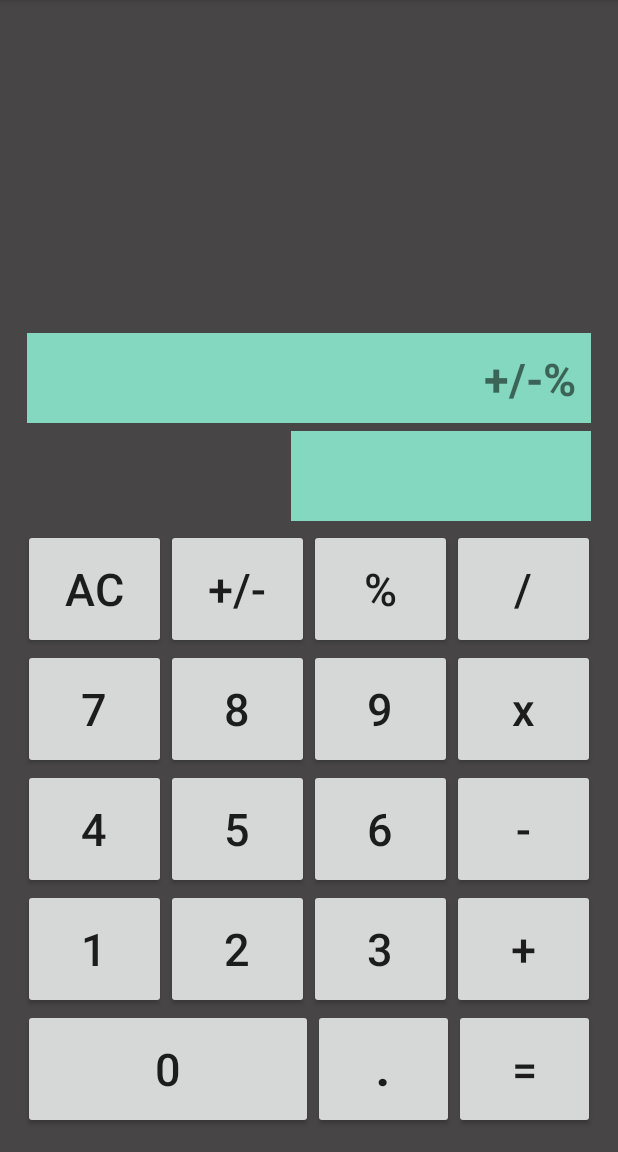
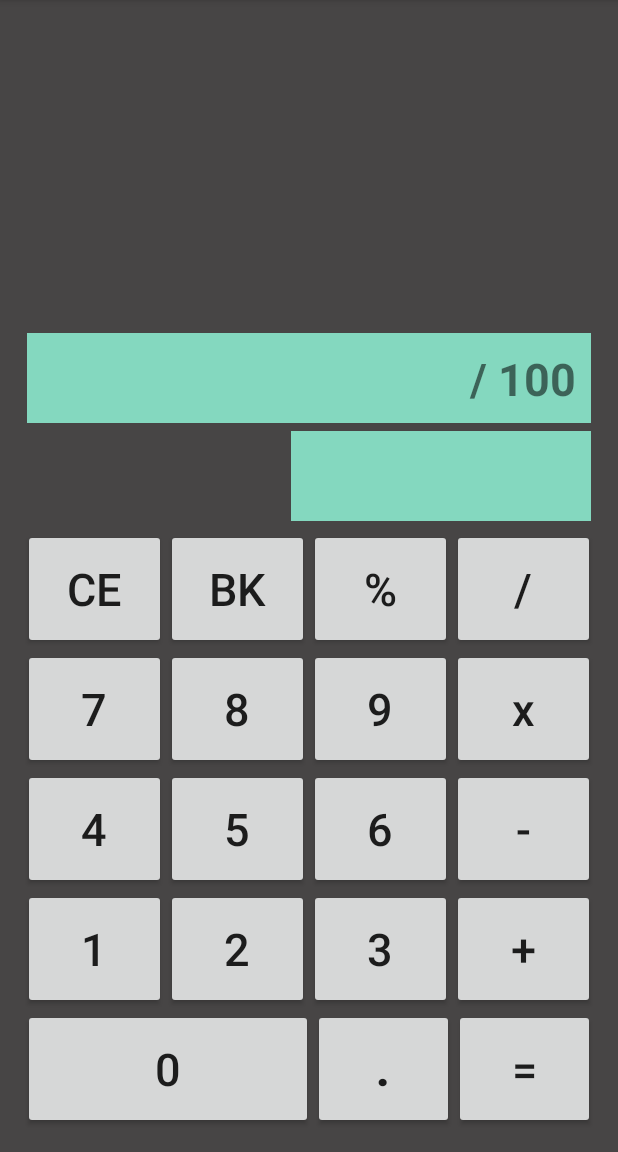
Before and after one commit to kaypeekillz/Android-Calculator, an Android app: the screen it shows after launch (MainActivity), after a tap on an icon or button, on a phone screen of 412 x 824 dp, the part 84-1236 px from its top. Run offline under Robolectric (Android 15) with nearby library versions, the phone set to English and light mode, and no system bars; 2 other taps on this screen came first.

Commit message:
Woking on % btn

```diff
--- a/app/src/main/java/com/example/mycalculator/MainActivity.kt
+++ b/app/src/main/java/com/example/mycalculator/MainActivity.kt
@@ -70,15 +70,23 @@ class MainActivity: AppCompatActivity() {
         divideBtn.setOnClickListener {
             solveProblem("/", false)
         }
-        plusOrMinusBtn.setOnClickListener {
-            solveProblem("+/-", false)
-        }
+//        plusOrMinusBtn.setOnClickListener {
+//            solveProblem("+/-", false)
+//        }
         percentBtn.setOnClickListener {
-            solveProblem("%", false)
+            solveProblem("/ 100", false)
         }
 
         clearBtn.setOnClickListener {
             screenOne.text = ""
+            screenTwo.text = ""
+        }
+
+        backBtn.setOnClickListener {
+            val string = screenOne.text.toString()
+            if (string.isNotEmpty()) {
+                screenOne.text = string.substring(0, string.length - 1)
+            }
             screenTwo.text = ""
         }
 
@@ -92,6 +100,9 @@ class MainActivity: AppCompatActivity() {
         equalToBtn.setOnClickListener {
             try {
                 val expression = ExpressionBuilder(screenOne.text.toString()).build()
+//                if (screenOne.text.contains("%", false)) {
+//                    screenOne.text.replace("%".toRegex(), "/ 100")
+//                }
                 val result = expression.evaluate()
                 val longResult = result.toLong()
                 if (result == longResult.toDouble()) {
@@ -106,10 +117,10 @@ class MainActivity: AppCompatActivity() {
     }
 
         fun solveProblem(string: String, canClear: Boolean) {
+
             if (screenTwo.text.isNotEmpty()) {
                 screenOne.text = ""
             }
-
             if (canClear) {
                 screenTwo.text = ""
                 screenOne.append(string)
--- a/app/src/main/res/layout/activity_main.xml
+++ b/app/src/main/res/layout/activity_main.xml
@@ -73,15 +73,15 @@
                 android:layout_height="80dp"
                 android:layout_weight="1"
                 android:textSize="30dp"
-                android:text="AC"/>
+                android:text="CE"/>
 
             <androidx.appcompat.widget.AppCompatButton
-                android:id="@+id/plusOrMinusBtn"
+                android:id="@+id/backBtn"
                 android:layout_width="0dp"
                 android:layout_height="80dp"
                 android:layout_weight="1"
                 android:textSize="30dp"
-                android:text="+/-"/>
+                android:text="Bk"/>
 
             <androidx.appcompat.widget.AppCompatButton
                 android:id="@+id/percentBtn"
```
Also changed, not shown: app/src/main/res/values/styles.xml (+9 -0 lines), app/src/main/res/drawable-v24/back_btn.png (added).
